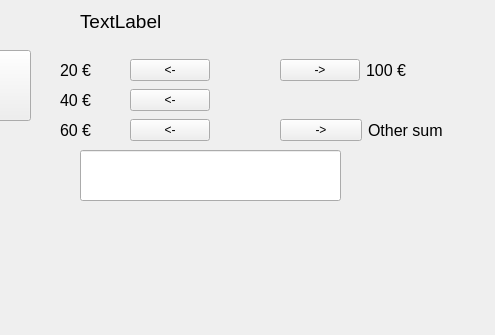
First picture: the form in bank-automat/mainmenu.ui, repository JereKortesalmi/BankProject, before the edit; both pictures show x 220 to 715 and y 0 to 335 of the 1216 by 613 pixel window.
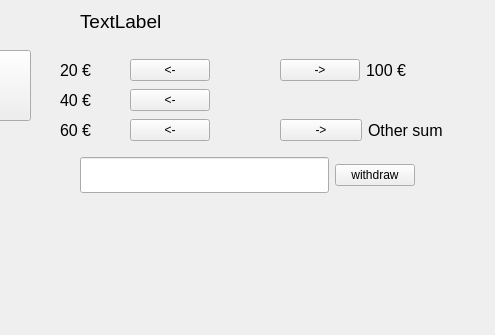
Second picture: the form after the edit.

Commit message: Withdraw lisäjuttuja kovasti. Napit yms. Kyselyt, setelivähennykset niihin jne.

What changed in the file:
```diff
--- a/bank-automat/mainmenu.ui
+++ b/bank-automat/mainmenu.ui
@@ -126,26 +126,6 @@
     </rect>
    </property>
   </widget>
-  <widget class="QLineEdit" name="text_other">
-   <property name="geometry">
-    <rect>
-     <x>300</x>
-     <y>150</y>
-     <width>261</width>
-     <height>51</height>
-    </rect>
-   </property>
-   <property name="font">
-    <font>
-     <family>Arial Black</family>
-     <pointsize>15</pointsize>
-     <bold>true</bold>
-    </font>
-   </property>
-   <property name="text">
-    <string/>
-   </property>
-  </widget>
   <widget class="QWidget" name="eur100" native="true">
    <property name="geometry">
     <rect>
@@ -301,6 +281,39 @@
     </item>
    </layout>
   </widget>
+  <widget class="QWidget" name="withdrawOther" native="true">
+   <property name="geometry">
+    <rect>
+     <x>300</x>
+     <y>150</y>
+     <width>335</width>
+     <height>50</height>
+    </rect>
+   </property>
+   <layout class="QHBoxLayout" name="horizontalLayout">
+    <item>
+     <widget class="QLineEdit" name="text_other">
+      <property name="font">
+       <font>
+        <family>Arial Black</family>
+        <pointsize>15</pointsize>
+        <bold>true</bold>
+       </font>
+      </property>
+      <property name="text">
+       <string/>
+      </property>
+     </widget>
+    </item>
+    <item>
+     <widget class="QPushButton" name="btnWithdrawOther">
+      <property name="text">
+       <string>withdraw</string>
+      </property>
+     </widget>
+    </item>
+   </layout>
+  </widget>
  </widget>
  <resources/>
  <connections/>
```
The commit also changes 4 other files.
